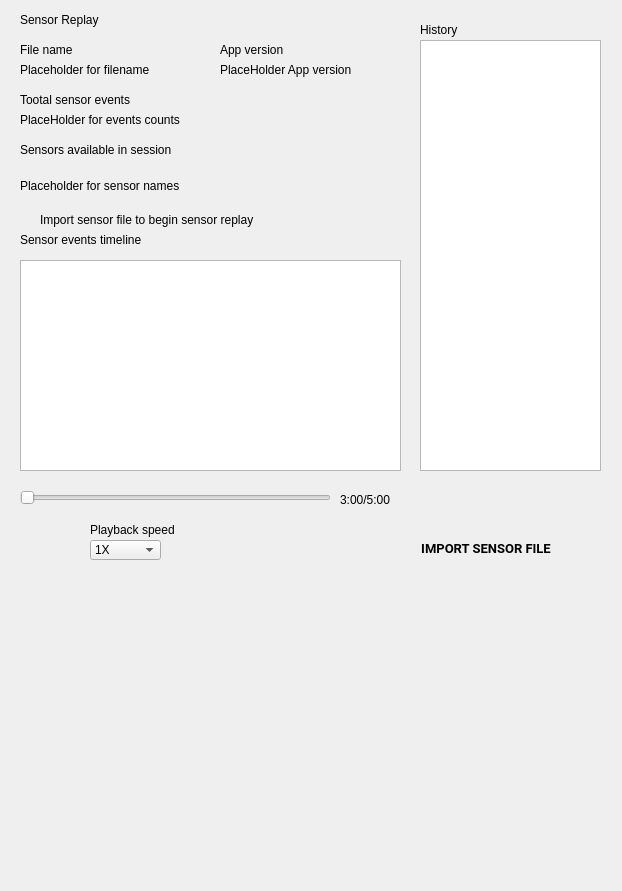
Old version of the form android/android-emu/android/skin/qt/extended-pages/sensor-replay-page.ui in the repository aosp-mirror/platform_external_qemu.
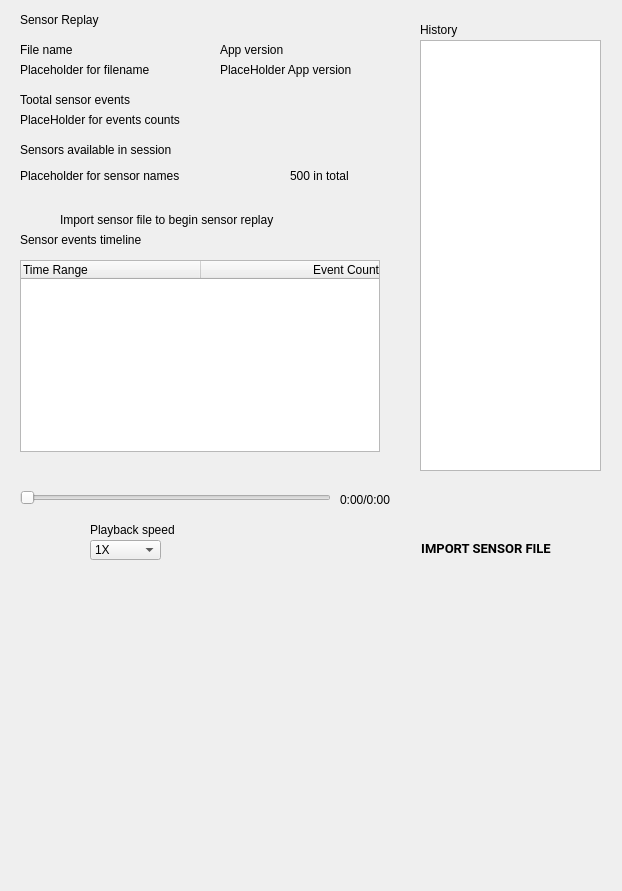
New version of the form. Icons and pictures are not drawn. Custom widgets are drawn as their Qt base class.

The edit to the form file:
```diff
--- a/android/android-emu/android/skin/qt/extended-pages/sensor-replay-page.ui
+++ b/android/android-emu/android/skin/qt/extended-pages/sensor-replay-page.ui
@@ -91,17 +91,20 @@
     <string>Sensors available in session</string>
    </property>
   </widget>
-  <widget class="QLabel" name="sensorPreviewValue">
+  <widget class="QLabel" name="sensorPreviewValue_expand">
    <property name="geometry">
     <rect>
-     <x>20</x>
+     <x>290</x>
      <y>160</y>
-     <width>341</width>
-     <height>51</height>
+     <width>111</width>
+     <height>31</height>
     </rect>
    </property>
    <property name="text">
-    <string>Placeholder for sensor names</string>
+    <string>500 in total</string>
+   </property>
+   <property name="ColorGroup" stdset="0">
+    <string>Link</string>
    </property>
   </widget>
   <widget class="QLabel" name="eventtimelineTitle">
@@ -255,17 +258,7 @@
     <string>Playback speed</string>
    </property>
   </widget>
-  <widget class="QTableView" name="eventTable">
-   <property name="geometry">
-    <rect>
-     <x>20</x>
-     <y>260</y>
-     <width>381</width>
-     <height>211</height>
-    </rect>
-   </property>
-  </widget>
-  <widget class="QSlider" name="horizontalSlider">
+  <widget class="QSlider" name="playback_slider">
    <property name="geometry">
     <rect>
      <x>20</x>
@@ -288,7 +281,7 @@
     </rect>
    </property>
    <property name="text">
-    <string>3:00/5:00</string>
+    <string>0:00/0:00</string>
    </property>
   </widget>
   <widget class="QLabel" name="appVersionTitle">
@@ -330,9 +323,9 @@
   <widget class="QLabel" name="noFileMask">
    <property name="geometry">
     <rect>
-     <x>40</x>
+     <x>60</x>
      <y>210</y>
-     <width>351</width>
+     <width>311</width>
      <height>20</height>
     </rect>
    </property>
@@ -340,6 +333,84 @@
     <string>Import sensor file to begin sensor replay</string>
    </property>
   </widget>
+  <widget class="QLabel" name="sensorPreviewValue">
+   <property name="geometry">
+    <rect>
+     <x>20</x>
+     <y>160</y>
+     <width>261</width>
+     <height>31</height>
+    </rect>
+   </property>
+   <property name="text">
+    <string>Placeholder for sensor names</string>
+   </property>
+  </widget>
+  <widget class="QTableWidget" name="eventTimelineTable">
+   <property name="geometry">
+    <rect>
+     <x>20</x>
+     <y>260</y>
+     <width>360</width>
+     <height>192</height>
+    </rect>
+   </property>
+   <property name="focusPolicy">
+    <enum>Qt::NoFocus</enum>
+   </property>
+   <property name="horizontalScrollBarPolicy">
+    <enum>Qt::ScrollBarAlwaysOff</enum>
+   </property>
+   <property name="sizeAdjustPolicy">
+    <enum>QAbstractScrollArea::AdjustToContentsOnFirstShow</enum>
+   </property>
+   <property name="editTriggers">
+    <set>QAbstractItemView::NoEditTriggers</set>
+   </property>
+   <property name="selectionMode">
+    <enum>QAbstractItemView::NoSelection</enum>
+   </property>
+   <property name="selectionBehavior">
+    <enum>QAbstractItemView::SelectRows</enum>
+   </property>
+   <property name="verticalScrollMode">
+    <enum>QAbstractItemView::ScrollPerPixel</enum>
+   </property>
+   <property name="showGrid">
+    <bool>false</bool>
+   </property>
+   <property name="cornerButtonEnabled">
+    <bool>false</bool>
+   </property>
+   <attribute name="horizontalHeaderDefaultSectionSize">
+    <number>180</number>
+   </attribute>
+   <attribute name="horizontalHeaderStretchLastSection">
+    <bool>true</bool>
+   </attribute>
+   <attribute name="verticalHeaderVisible">
+    <bool>false</bool>
+   </attribute>
+   <attribute name="verticalHeaderHighlightSections">
+    <bool>false</bool>
+   </attribute>
+   <column>
+    <property name="text">
+     <string>Time Range</string>
+    </property>
+    <property name="textAlignment">
+     <set>AlignLeading|AlignVCenter</set>
+    </property>
+   </column>
+   <column>
+    <property name="text">
+     <string>Event Count</string>
+    </property>
+    <property name="textAlignment">
+     <set>AlignTrailing|AlignVCenter</set>
+    </property>
+   </column>
+  </widget>
  </widget>
  <customwidgets>
   <customwidget>
```
Left out of the diff: 11 changed lines with no effect on the pictures.
